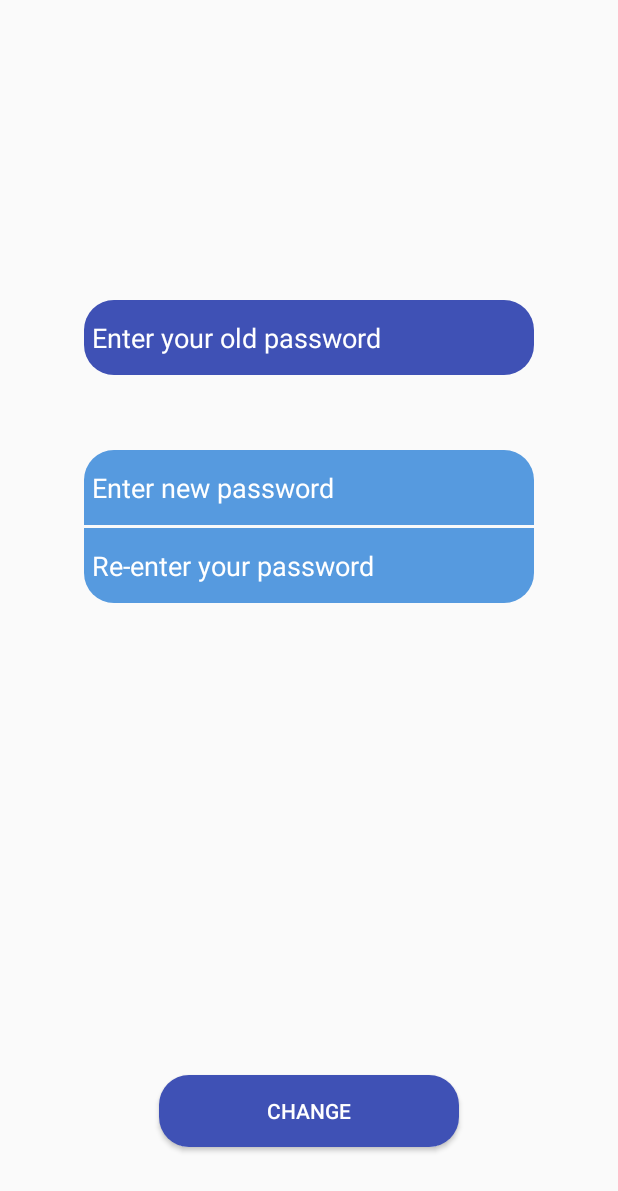
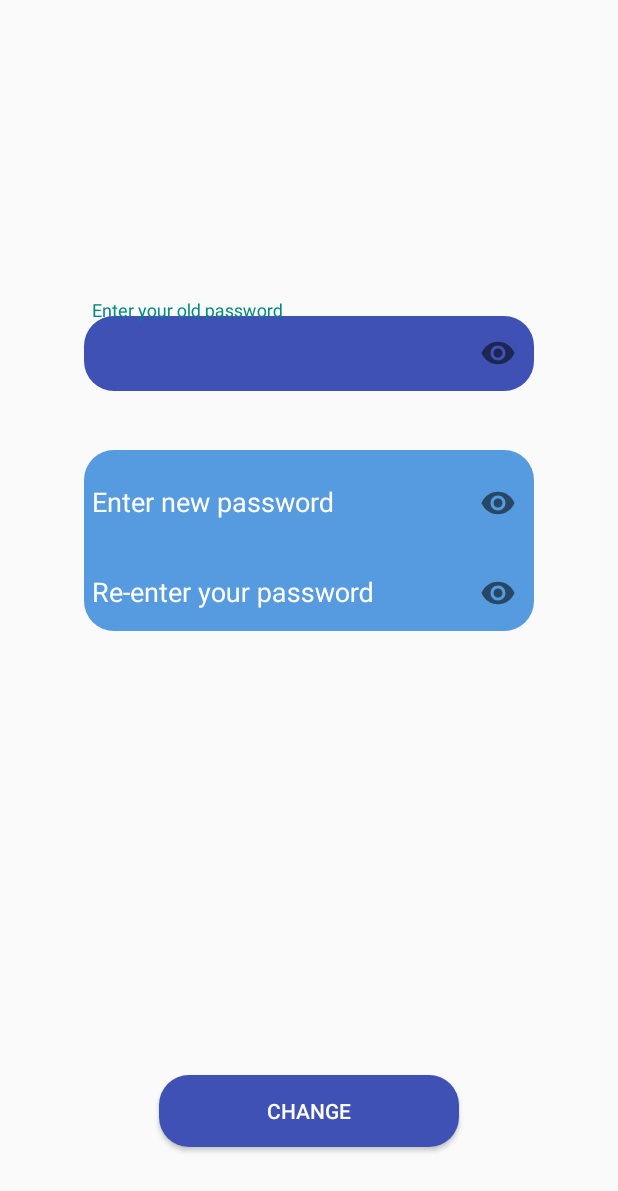
Before and after one commit to roshani98/Water-management-app, an Android app: the user_change_password screen opened directly, with no data from a screen before it, on a phone screen of 412 x 824 dp. Shown: the top 1191 px of the screen. Run offline under Robolectric (Android 15) with nearby library versions, the phone set to English and light mode, and no system bars; our stand-ins replace Firebase (no records; nobody signed in at launch, a user with empty details on screens opened directly).

Commit message:
Update activity_user_change_password.xml

```diff
--- a/app/src/main/res/layout/activity_user_change_password.xml
+++ b/app/src/main/res/layout/activity_user_change_password.xml
@@ -6,45 +6,64 @@
     android:layout_height="match_parent"
     tools:context="com.example.application.watermeter.user_change_password">
 
+    <android.support.design.widget.TextInputLayout
+        android:layout_width="wrap_content"
+        android:layout_height="wrap_content"
+        android:layout_centerHorizontal="true"
+        android:layout_marginTop="200dp"
+        android:hint="Enter your old password"
+        android:textColorHint="@android:color/white"
+        android:textColor="@android:color/white"
+        app:passwordToggleEnabled="true">
         <EditText
             android:id="@+id/user_old_password"
             android:layout_width="300dp"
             android:layout_height="50dp"
             android:layout_centerHorizontal="true"
-        android:layout_marginTop="200dp"
             android:ems="10"
-        android:hint="Enter your old password"
-        android:textColorHint="@android:color/white"
-        android:textColor="@android:color/white"
             android:padding="5dp"
             android:background="@drawable/button_round"
-        android:inputType="textPassword" />
+            android:inputType="numberPassword" />
+    </android.support.design.widget.TextInputLayout>
 
+    <android.support.design.widget.TextInputLayout
+        android:layout_width="wrap_content"
+        android:layout_height="wrap_content"
+        android:textColorHint="@android:color/white"
+        android:layout_centerHorizontal="true"
+        android:layout_marginTop="300dp"
+        android:hint="Enter new password"
+        app:passwordToggleEnabled="true"
+        android:background="@drawable/up">
         <EditText
             android:id="@+id/user_new_password"
             android:layout_width="300dp"
             android:layout_height="50dp"
-        android:layout_marginTop="300dp"
-        android:background="@drawable/up"
+            android:padding="5dp"
+            android:ems="10"
+            android:inputType="numberPassword"
+            android:backgroundTint="@android:color/transparent"/>
+    </android.support.design.widget.TextInputLayout>
+
+    <android.support.design.widget.TextInputLayout
+        android:layout_width="wrap_content"
+        android:layout_height="wrap_content"
+        android:hint="Re-enter your password"
+        android:textColorHint="@android:color/white"
+        android:layout_marginTop="360dp"
         android:layout_centerHorizontal="true"
-        android:padding="5dp"
-        android:textColorHint="@android:color/white"
-        android:ems="10"
-        android:hint="Enter new password"
-        android:inputType="textPassword" />
-
+        app:passwordToggleEnabled="true"
+        android:background="@drawable/down">
         <EditText
             android:id="@+id/user_new_password2"
             android:layout_width="300dp"
             android:layout_height="50dp"
-        android:layout_marginTop="352dp"
-        android:background="@drawable/down"
-        android:textColorHint="@android:color/white"
-        android:layout_centerHorizontal="true"
+            android:backgroundTint="@android:color/transparent"
             android:ems="10"
-        android:hint="Re-enter your password"
             android:padding="5dp"
-        android:inputType="textPassword" />
+            android:inputType="numberPassword"
+            />
+    </android.support.design.widget.TextInputLayout>
 
     <Button
         android:id="@+id/change"
```
Lines whose indentation alone changed are shown as unchanged.
